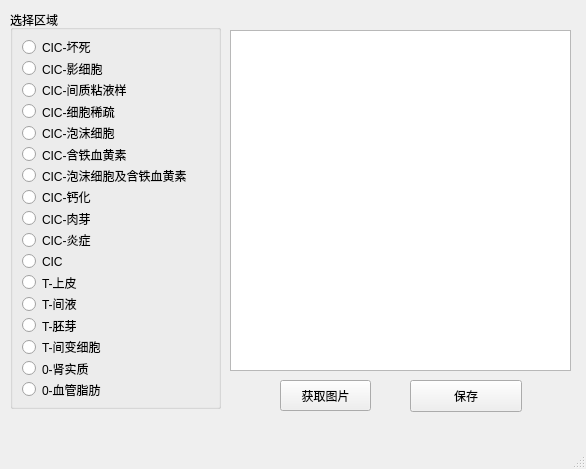
Qt form ScreenshotUI/mainwindow.ui (ycDongkj/Screenshot) before a commit.
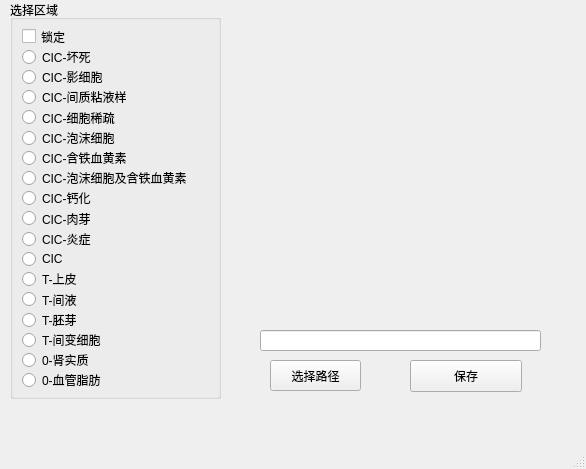
The same form after that commit.

Patch:
```diff
--- a/ScreenshotUI/mainwindow.ui
+++ b/ScreenshotUI/mainwindow.ui
@@ -17,21 +17,21 @@
    <widget class="QPushButton" name="pushButton">
     <property name="geometry">
      <rect>
-      <x>280</x>
-      <y>380</y>
+      <x>270</x>
+      <y>360</y>
       <width>91</width>
       <height>31</height>
      </rect>
     </property>
     <property name="text">
-     <string>获取图片</string>
+     <string>选择路径</string>
     </property>
    </widget>
    <widget class="QPushButton" name="pushButton_2">
     <property name="geometry">
      <rect>
       <x>410</x>
-      <y>380</y>
+      <y>360</y>
       <width>112</width>
       <height>32</height>
      </rect>
@@ -40,21 +40,11 @@
      <string>保存</string>
     </property>
    </widget>
-   <widget class="QTextBrowser" name="textBrowser">
-    <property name="geometry">
-     <rect>
-      <x>230</x>
-      <y>30</y>
-      <width>341</width>
-      <height>341</height>
-     </rect>
-    </property>
-   </widget>
    <widget class="QGroupBox" name="groupBox">
     <property name="geometry">
      <rect>
       <x>10</x>
-      <y>10</y>
+      <y>0</y>
       <width>211</width>
       <height>399</height>
      </rect>
@@ -63,6 +53,13 @@
      <string>选择区域</string>
     </property>
     <layout class="QVBoxLayout" name="verticalLayout">
+     <item>
+      <widget class="QCheckBox" name="checkBox">
+       <property name="text">
+        <string>锁定</string>
+       </property>
+      </widget>
+     </item>
      <item>
       <widget class="QRadioButton" name="radioButton_2">
        <property name="text">
@@ -184,6 +181,29 @@
      </item>
     </layout>
    </widget>
+   <widget class="QLabel" name="label">
+    <property name="geometry">
+     <rect>
+      <x>250</x>
+      <y>20</y>
+      <width>291</width>
+      <height>301</height>
+     </rect>
+    </property>
+    <property name="text">
+     <string/>
+    </property>
+   </widget>
+   <widget class="QLineEdit" name="pathEdit">
+    <property name="geometry">
+     <rect>
+      <x>260</x>
+      <y>330</y>
+      <width>281</width>
+      <height>21</height>
+     </rect>
+    </property>
+   </widget>
   </widget>
   <widget class="QMenuBar" name="menubar">
    <property name="geometry">
```
Left out of the diff: 4 changed lines with no effect on the pictures.
